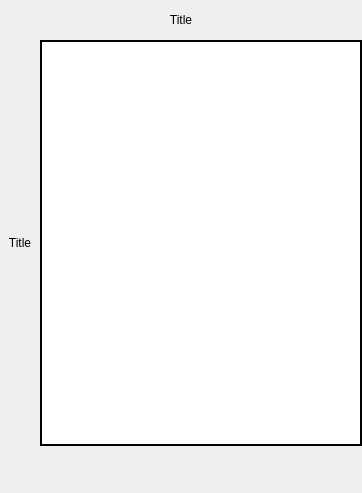
Old version of the form Plugins/KanbanBoard/KanbanColumnView.ui in the repository StefanoLusardi/Kanban.
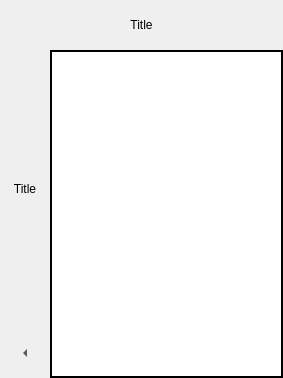
New version of the form. Icons and pictures are not drawn. Custom widgets are drawn as their Qt base class.

Commit message: Top Bar Button redesigned

```diff
--- a/Plugins/KanbanBoard/KanbanColumnView.ui
+++ b/Plugins/KanbanBoard/KanbanColumnView.ui
@@ -6,8 +6,8 @@
    <rect>
     <x>0</x>
     <y>0</y>
-    <width>362</width>
-    <height>493</height>
+    <width>283</width>
+    <height>378</height>
    </rect>
   </property>
   <property name="sizePolicy">
@@ -22,7 +22,7 @@
   <property name="styleSheet">
    <string notr="true"/>
   </property>
-  <layout class="QVBoxLayout" name="verticalLayout_2" stretch="0,0,0">
+  <layout class="QVBoxLayout" name="verticalLayout_2" stretch="0,0">
    <property name="spacing">
     <number>0</number>
    </property>
@@ -49,13 +49,13 @@
      <property name="minimumSize">
       <size>
        <width>0</width>
-       <height>40</height>
+       <height>50</height>
       </size>
      </property>
      <property name="maximumSize">
       <size>
        <width>16777215</width>
-       <height>40</height>
+       <height>16777215</height>
       </size>
      </property>
      <property name="frameShape">
@@ -70,7 +70,7 @@
      <property name="midLineWidth">
       <number>0</number>
      </property>
-     <layout class="QHBoxLayout" name="mLayoutTop" stretch="0,10,0">
+     <layout class="QHBoxLayout" name="mLayoutTop" stretch="0,0,0">
       <property name="spacing">
        <number>0</number>
       </property>
@@ -99,14 +99,14 @@
         </property>
         <property name="minimumSize">
          <size>
-          <width>40</width>
-          <height>40</height>
+          <width>50</width>
+          <height>50</height>
          </size>
         </property>
         <property name="maximumSize">
          <size>
-          <width>40</width>
-          <height>40</height>
+          <width>50</width>
+          <height>50</height>
          </size>
         </property>
         <property name="mouseTracking">
@@ -124,8 +124,8 @@
         </property>
         <property name="iconSize">
          <size>
-          <width>40</width>
-          <height>40</height>
+          <width>50</width>
+          <height>50</height>
          </size>
         </property>
         <property name="autoRaise">
@@ -136,7 +136,7 @@
       <item>
        <widget class="HorizontalLabel" name="mLabelTitle">
         <property name="sizePolicy">
-         <sizepolicy hsizetype="Minimum" vsizetype="Preferred">
+         <sizepolicy hsizetype="Minimum" vsizetype="Minimum">
           <horstretch>0</horstretch>
           <verstretch>0</verstretch>
          </sizepolicy>
@@ -144,13 +144,13 @@
         <property name="minimumSize">
          <size>
           <width>0</width>
-          <height>40</height>
+          <height>0</height>
          </size>
         </property>
         <property name="maximumSize">
          <size>
           <width>16777215</width>
-          <height>40</height>
+          <height>16777215</height>
          </size>
         </property>
         <property name="frameShape">
@@ -193,14 +193,14 @@
         </property>
         <property name="minimumSize">
          <size>
-          <width>40</width>
-          <height>40</height>
+          <width>50</width>
+          <height>50</height>
          </size>
         </property>
         <property name="maximumSize">
          <size>
-          <width>40</width>
-          <height>40</height>
+          <width>50</width>
+          <height>50</height>
          </size>
         </property>
         <property name="text">
@@ -212,8 +212,8 @@
         </property>
         <property name="iconSize">
          <size>
-          <width>40</width>
-          <height>40</height>
+          <width>50</width>
+          <height>50</height>
          </size>
         </property>
         <property name="autoRaise">
@@ -233,19 +233,24 @@
       <number>0</number>
      </property>
      <property name="leftMargin">
+      <number>0</number>
+     </property>
+     <item>
+      <layout class="QVBoxLayout" name="verticalLayout" stretch="1,0">
+       <property name="spacing">
       <number>0</number>
      </property>
      <item>
       <widget class="VerticalLabel" name="mLabelTitleVertical">
        <property name="sizePolicy">
-        <sizepolicy hsizetype="Preferred" vsizetype="Expanding">
+          <sizepolicy hsizetype="Minimum" vsizetype="Minimum">
          <horstretch>0</horstretch>
          <verstretch>0</verstretch>
         </sizepolicy>
        </property>
        <property name="minimumSize">
         <size>
-         <width>40</width>
+           <width>50</width>
          <height>0</height>
         </size>
        </property>
@@ -264,6 +269,12 @@
        <property name="wordWrap">
         <bool>true</bool>
        </property>
+         <property name="margin">
+          <number>0</number>
+         </property>
+         <property name="indent">
+          <number>0</number>
+         </property>
        <property name="textInteractionFlags">
         <set>Qt::NoTextInteraction</set>
        </property>
@@ -280,6 +291,51 @@
       </widget>
      </item>
      <item>
+        <widget class="QToolButton" name="mButtonSpoiler">
+         <property name="enabled">
+          <bool>true</bool>
+         </property>
+         <property name="sizePolicy">
+          <sizepolicy hsizetype="Minimum" vsizetype="Minimum">
+           <horstretch>0</horstretch>
+           <verstretch>0</verstretch>
+          </sizepolicy>
+         </property>
+         <property name="minimumSize">
+          <size>
+           <width>50</width>
+           <height>50</height>
+          </size>
+         </property>
+         <property name="maximumSize">
+          <size>
+           <width>50</width>
+           <height>16777215</height>
+          </size>
+         </property>
+         <property name="styleSheet">
+          <string notr="true"/>
+         </property>
+         <property name="text">
+          <string/>
+         </property>
+         <property name="iconSize">
+          <size>
+           <width>40</width>
+           <height>40</height>
+          </size>
+         </property>
+         <property name="autoRaise">
+          <bool>true</bool>
+         </property>
+         <property name="arrowType">
+          <enum>Qt::LeftArrow</enum>
+         </property>
+        </widget>
+       </item>
+      </layout>
+     </item>
+     <item>
       <widget class="DeselectableListView" name="mListView">
        <property name="minimumSize">
         <size>
@@ -357,58 +413,6 @@
      </item>
     </layout>
    </item>
-   <item>
-    <layout class="QHBoxLayout" name="mLayoutBottom">
-     <property name="spacing">
-      <number>0</number>
-     </property>
-     <item>
-      <widget class="QToolButton" name="mButtonSpoiler">
-       <property name="minimumSize">
-        <size>
-         <width>40</width>
-         <height>40</height>
-        </size>
-       </property>
-       <property name="styleSheet">
-        <string notr="true"/>
-       </property>
-       <property name="text">
-        <string/>
-       </property>
-       <property name="icon">
-        <iconset resource="../../Kanban/kanban.qrc">
-         <normaloff>:/images/Light/button/collapse.png</normaloff>:/images/Light/button/collapse.png</iconset>
-       </property>
-       <property name="iconSize">
-        <size>
-         <width>40</width>
-         <height>40</height>
-        </size>
-       </property>
-       <property name="autoRaise">
-        <bool>true</bool>
-       </property>
-       <property name="arrowType">
-        <enum>Qt::NoArrow</enum>
-       </property>
-      </widget>
-     </item>
-     <item>
-      <spacer name="mSpacer">
-       <property name="orientation">
-        <enum>Qt::Horizontal</enum>
-       </property>
-       <property name="sizeHint" stdset="0">
-        <size>
-         <width>40</width>
-         <height>20</height>
-        </size>
-       </property>
-      </spacer>
-     </item>
-    </layout>
-   </item>
   </layout>
  </widget>
  <customwidgets>
```
Left out of the diff: 9 changed lines with no effect on the pictures. Lines whose indentation alone changed are shown as unchanged. The commit also changes 19 other files.
